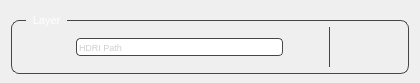
First picture: the form in YFX_Lookdev_Tool/dev/UI/layer_UI.ui, repository kaanyilmaz99/YFX_Lookdev_Tool, before the edit.
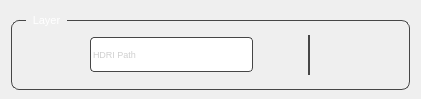
Second picture: the form after the edit. Icons and pictures are not drawn.

Diff of the .ui file:
```diff
--- a/YFX_Lookdev_Tool/dev/UI/layer_UI.ui
+++ b/YFX_Lookdev_Tool/dev/UI/layer_UI.ui
@@ -9,8 +9,8 @@
    <rect>
     <x>0</x>
     <y>0</y>
-    <width>420</width>
-    <height>83</height>
+    <width>421</width>
+    <height>96</height>
    </rect>
   </property>
   <property name="windowTitle">
@@ -58,16 +58,16 @@
        <enum>QLayout::SetDefaultConstraint</enum>
       </property>
       <property name="leftMargin">
-       <number>5</number>
+       <number>10</number>
       </property>
       <property name="topMargin">
-       <number>5</number>
+       <number>14</number>
       </property>
       <property name="rightMargin">
-       <number>5</number>
+       <number>10</number>
       </property>
       <property name="bottomMargin">
-       <number>5</number>
+       <number>14</number>
       </property>
       <item>
        <layout class="QHBoxLayout" name="hLayout">
@@ -110,16 +110,16 @@
            <string notr="true">QPushButton{
 	border: none;
 	image: url(:/layers/icons/layers.png);
-	width: 25px;
-	height: 25px;
+	width: 34px;
+	height: 34px;
 }
 
 QPushButton:checked{
 	border: none;
 	background-color: transparent;
 	image: url(:/layers/icons/layers_clicked.png);
-	width: 25px;
-	height: 25px;
+	width: 34px;
+	height: 34px;
 }</string>
           </property>
           <property name="text">
@@ -166,6 +166,12 @@
           <property name="enabled">
            <bool>true</bool>
           </property>
+          <property name="minimumSize">
+           <size>
+            <width>0</width>
+            <height>35</height>
+           </size>
+          </property>
           <property name="font">
            <font>
             <pointsize>7</pointsize>
@@ -192,10 +198,16 @@
         </item>
         <item>
          <widget class="QPushButton" name="btn_path">
+          <property name="minimumSize">
+           <size>
+            <width>32</width>
+            <height>36</height>
+           </size>
+          </property>
           <property name="maximumSize">
            <size>
-            <width>22</width>
-            <height>22</height>
+            <width>32</width>
+            <height>36</height>
            </size>
           </property>
           <property name="toolTip">
@@ -205,8 +217,8 @@
            <string notr="true">QPushButton{
 	border: none;
 	image: url(:/layers/icons/folder.png);
-	width: 22px;
-	height: 22px;
+	width: 30px;
+	height: 30px;
 }
 
 QPushButton:pressed{
@@ -267,7 +279,7 @@
            <enum>QFrame::Plain</enum>
           </property>
           <property name="lineWidth">
-           <number>1</number>
+           <number>2</number>
           </property>
           <property name="midLineWidth">
            <number>10</number>
@@ -305,8 +317,8 @@
            <string notr="true">QPushButton{
 	border: none;
 	image: url(:/layers/icons/rename.png);
-	width: 22px;
-	height: 22px;
+	width: 30px;
+	height: 30px;
 }
 
 QPushButton:pressed{
@@ -343,8 +355,8 @@
            <string notr="true">QPushButton{
 	border: none;
 	image: url(:/layers/icons/trash.png);
-	width: 22px;
-	height: 22px;
+	width: 30px;
+	height: 30px;
 }
 
 QPushButton:pressed{
```
Left out of the diff: 12 changed lines with no effect on the pictures.
